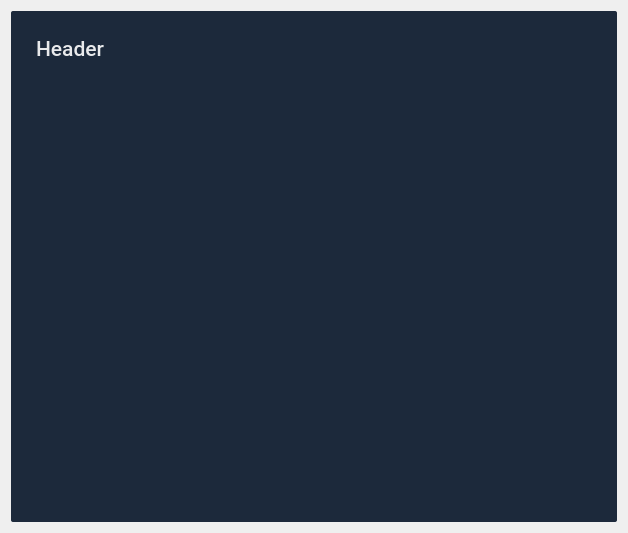
The window that budgetter/view/skeletons/Dialog.ui (opierre/Budgetter) describes before a commit, drawn with Qt 5.
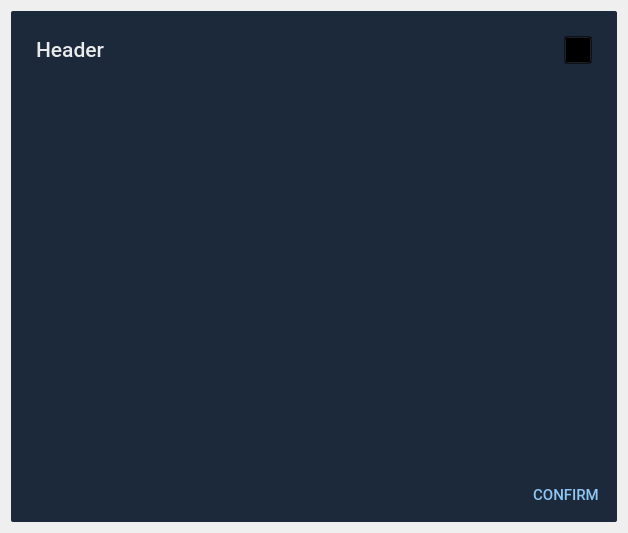
The same window after the commit. Icons and pictures are not drawn.

Patch:
```diff
--- a/budgetter/view/skeletons/Dialog.ui
+++ b/budgetter/view/skeletons/Dialog.ui
@@ -20,6 +20,28 @@
 	border: none;
 	border-radius: 2px;
 	outline: none;
+}
+
+QPushButton
+{
+	background-color: transparent;
+	color: #8ec6f4;
+	outline: none;
+	padding-left: 8px;
+	padding-right: 8px;
+	padding-top: 8px;
+	padding-bottom: 8px;
+	border-radius: 4px;
+}
+
+QPushButton:hover
+{
+	background-color: rgba(140, 195, 240, 30);
+}
+
+QToolButton
+{
+	background-color: transparent;
 }</string>
   </property>
   <layout class="QGridLayout" name="gridLayout">
@@ -36,10 +58,15 @@
        <number>25</number>
       </property>
       <property name="rightMargin">
-       <number>25</number>
+       <number>10</number>
       </property>
       <property name="bottomMargin">
-       <number>25</number>
+       <number>10</number>
+      </property>
+      <item>
+       <layout class="QHBoxLayout" name="horizontalLayout_2">
+        <property name="rightMargin">
+         <number>15</number>
       </property>
       <item>
        <widget class="QLabel" name="title">
@@ -58,6 +85,37 @@
        </widget>
       </item>
       <item>
+         <widget class="QToolButton" name="close">
+          <property name="minimumSize">
+           <size>
+            <width>28</width>
+            <height>28</height>
+           </size>
+          </property>
+          <property name="maximumSize">
+           <size>
+            <width>28</width>
+            <height>28</height>
+           </size>
+          </property>
+          <property name="text">
+           <string/>
+          </property>
+          <property name="icon">
+           <iconset resource="../resources/resources.qrc">
+            <normaloff>:/images/images/close_white_24dp.svg</normaloff>:/images/images/close_white_24dp.svg</iconset>
+          </property>
+          <property name="iconSize">
+           <size>
+            <width>24</width>
+            <height>24</height>
+           </size>
+          </property>
+         </widget>
+        </item>
+       </layout>
+      </item>
+      <item>
        <widget class="QWidget" name="central_widget" native="true">
         <property name="sizePolicy">
          <sizepolicy hsizetype="Preferred" vsizetype="Expanding">
@@ -67,7 +125,40 @@
         </property>
        </widget>
       </item>
-     </layout>
+      <item>
+       <layout class="QHBoxLayout" name="horizontalLayout">
+        <item>
+         <spacer name="horizontalSpacer">
+          <property name="orientation">
+           <enum>Qt::Horizontal</enum>
+          </property>
+          <property name="sizeHint" stdset="0">
+           <size>
+            <width>40</width>
+            <height>20</height>
+           </size>
+          </property>
+         </spacer>
+        </item>
+        <item>
+         <widget class="QPushButton" name="confirm">
+          <property name="font">
+           <font>
+            <family>Roboto Medium</family>
+            <pointsize>11</pointsize>
+           </font>
+          </property>
+          <property name="cursor">
+           <cursorShape>PointingHandCursor</cursorShape>
+          </property>
+          <property name="text">
+           <string>CONFIRM</string>
+          </property>
+         </widget>
+        </item>
+       </layout>
+      </item>
+     </layout>
     </widget>
    </item>
   </layout>
```
Left out of the diff: 5 changed lines with no effect on the pictures. Lines whose indentation alone changed are shown as unchanged.
